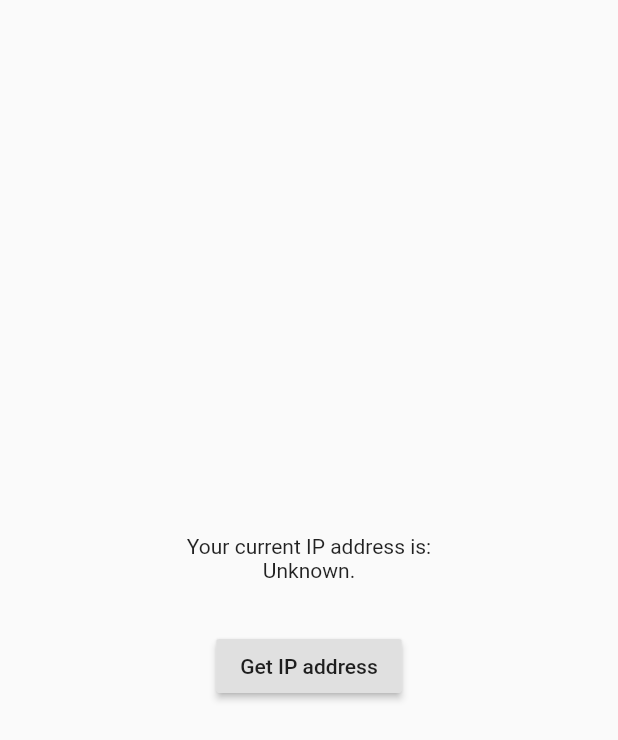
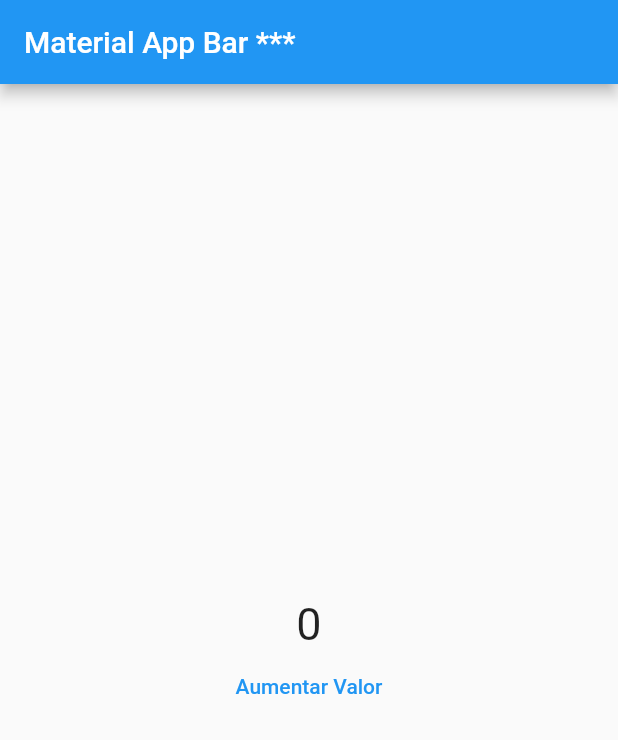
Before and after one commit to AvidanGC/flutter_application_test, a Flutter app: the screen it shows after launch, on a phone screen of 412 x 824 dp. Shown: the top 740 px of the screen. Run offline on Flutter 3.47's test engine with Material 2 defaults, Android fonts, the phone set to English and light mode, and no system bars; our stand-ins replace equatable, shared_preferences.

```diff
--- /dev/null
+++ b/lib/bin/data_persistent.dart
@@ -0,0 +1,60 @@
+import 'package:flutter/material.dart';
+import 'package:shared_preferences/shared_preferences.dart';
+
+class DataPersistent extends StatefulWidget {
+  @override
+  _DataPersistent createState() => _DataPersistent();
+}
+
+class _DataPersistent extends State<DataPersistent> {
+  int value = 0;
+
+  @override
+  void initState() {
+    super.initState();
+    _cargarPreferencias();
+  }
+  //Carga los valorres al inicios
+  _cargarPreferencias() async {
+    SharedPreferences press = await SharedPreferences.getInstance();
+    setState(() {
+      value = press.getInt("value") ?? 0;
+    });
+  }
+  //incrementa el valor al contador después de clic
+  onPressed() async {
+    final press = await SharedPreferences.getInstance();
+    setState(() {
+      value++;
+      press.setInt("value", value);
+    });
+  }
+
+
+
+  @override
+  Widget build(BuildContext context) {
+    return MaterialApp(
+      title: 'Material App',
+      home: Scaffold(
+        appBar: AppBar(
+          title: Text('Material App Bar ***'),
+        ),
+        body: Center(
+          child: Column(
+            mainAxisAlignment: MainAxisAlignment.center,
+            children: [
+              Container(
+                child: Text(
+                  value.toString(),
+                  style: TextStyle(fontSize: 30),
+                ),
+              ),
+              TextButton(onPressed: onPressed, child: Text("Aumentar Valor"))
+            ],
+          ),
+        ),
+      ),
+    );
+  }
+}
--- a/lib/main.dart
+++ b/lib/main.dart
@@ -1,81 +1,15 @@
-import 'dart:io';
-import 'dart:convert' show utf8, json;
-import 'package:http/http.dart' as http;
-
 import 'package:flutter/material.dart';
 
-void main() {
-  runApp(new MyApp());
+import 'package:flutter_application_1/bin/data_persistent.dart';
+
+void main() async {
+  WidgetsFlutterBinding.ensureInitialized();
+  runApp(MyApp());
 }
 
 class MyApp extends StatelessWidget {
   @override
   Widget build(BuildContext context) {
-    return new MaterialApp(
-      home: new MyHomePage(),
-    );
+    return DataPersistent();
   }
 }
-
-class MyHomePage extends StatefulWidget {
-  MyHomePage({Key key}) : super(key: key);
-
-  @override
-  _MyHomePageState createState() => new _MyHomePageState();
-}
-
-class _MyHomePageState extends State<MyHomePage> {
-  var _ipAddress = 'Unknown';
-
-  _getIPAddress() async {
-    var url = 'https://httpbin.org/ip';
-    var httpClient = new HttpClient();
-
-    String result;
-    try {
-      var request = await httpClient.getUrl(Uri.parse(url));
-      var response = await request.close();
-      if (response.statusCode == HttpStatus.ok) {
-        var rowJson = await response.transform(utf8.decoder).join();
-        dynamic data = json.decode(rowJson);
-        result = data['origin'];
-      } else {
-        result =
-            'Error getting IP address:\nHttp status ${response.statusCode}';
-      }
-    } catch (exception) {
-      result = 'Failed getting IP address';
-    }
-
-    // If the widget was removed from the tree while the message was in flight,
-    // we want to discard the reply rather than calling setState to update our
-    // non-existent appearance.
-    if (!mounted) return;
-
-    setState(() {
-      _ipAddress = result;
-    });
-  }
-
-  @override
-  Widget build(BuildContext context) {
-    var spacer = new SizedBox(height: 32.0);
-
-    return new Scaffold(
-      body: new Center(
-        child: new Column(
-          mainAxisAlignment: MainAxisAlignment.center,
-          children: <Widget>[
-            new Text('Your current IP address is:'),
-            new Text('$_ipAddress.'),
-            spacer,
-            new RaisedButton(
-              onPressed: _getIPAddress,
-              child: new Text('Get IP address'),
-            ),
-          ],
-        ),
-      ),
-    );
-  }
-}
--- a/pubspec.yaml
+++ b/pubspec.yaml
@@ -30,6 +30,7 @@ dependencies:
   # Use with the CupertinoIcons class for iOS style icons.
   cupertino_icons: ^1.0.2
   http: ^0.13.3
+  shared_preferences: ^2.0.5
 
 dev_dependencies:
   flutter_test:
```
Also changed, not shown: lib/bin/constructor_factory copy.dart (added, +24 -0 lines), lib/bin/constructor_factory.dart (added, +24 -0 lines), lib/bin/getIP_adressAPP.dart (added, +81 -0 lines), lib/bin/requestHTTP.dart (added, +41 -0 lines), lib/bin/request_parseJSON.dart (added, +105 -0 lines), pubspec.lock.
